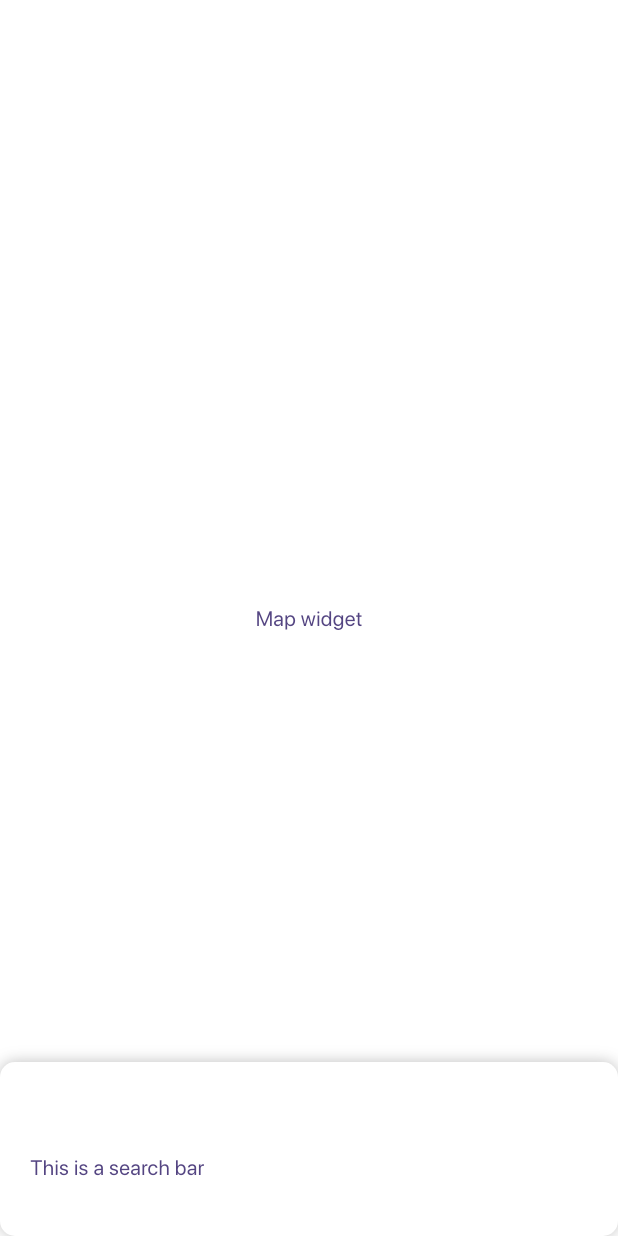
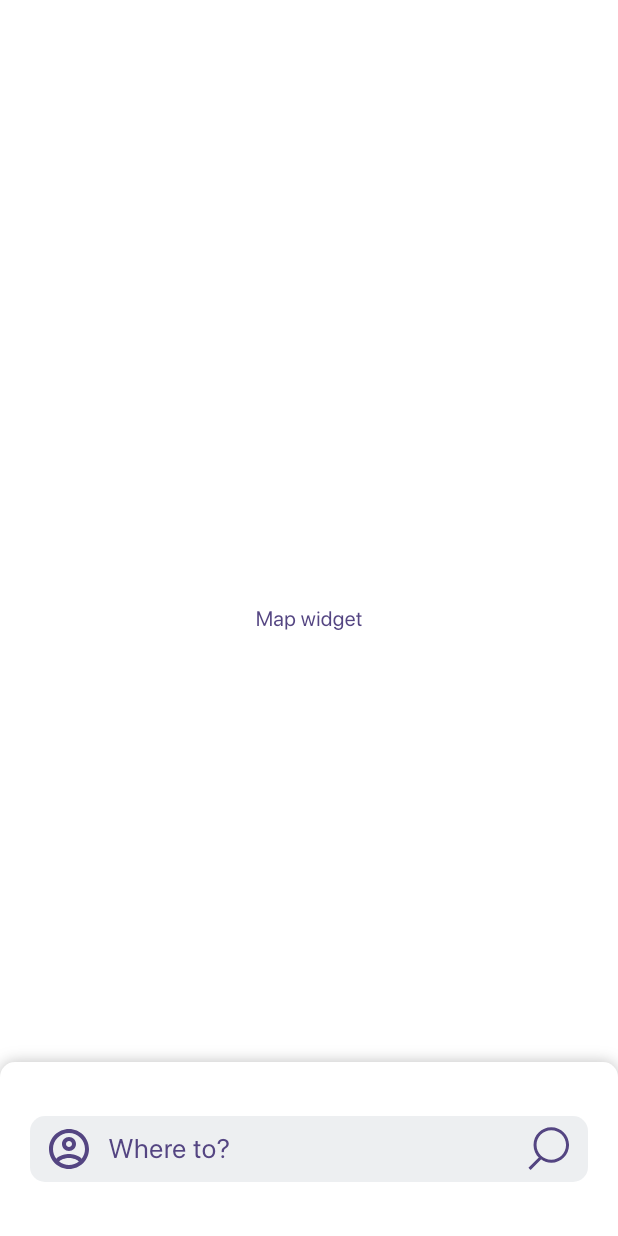
Before and after one commit to alexandruvasu69/pneu, a Flutter app: the screen it shows after launch, on a phone screen of 412 x 824 dp. Run offline on Flutter 3.47's test engine with Material 3 defaults, Android fonts, the phone set to English and light mode, and no system bars; drawn by our look-alikes of sliding_up_panel; our stand-ins replace flutter_svg; project files that could hold a hidden picture were left out.

Commit message:
[feat]: Created UI for search bar (#16)

```diff
--- a/lib/themes/app_text_styles.dart
+++ b/lib/core/themes/app_text_styles.dart
@@ -6,21 +6,25 @@ class AppTextStyles {
   static TextStyle bodySmall = TextStyle(
     color: AppColors.primaryColor,
     fontSize: 12,
+    height: 1,
   );
 
   static TextStyle bodyMedium = TextStyle(
     color: AppColors.secondaryAccent,
     fontSize: 14,
+    height: 1,
   );
 
   static TextStyle bodyLarge = TextStyle(
     color: AppColors.secondaryAccent,
     fontSize: 18,
+    height: 1,
   );
 
   static TextStyle titleLarge = TextStyle(
     color: AppColors.primaryColor,
     fontSize: 20,
     fontWeight: FontWeight.bold,
+    height: 1,
   );
 }
--- a/lib/features/map/presentation/screens/map_screen.dart
+++ b/lib/features/map/presentation/screens/map_screen.dart
@@ -1,4 +1,5 @@
 import 'package:flutter/material.dart';
+import 'package:pneu/features/map/presentation/widgets/footer.dart';
 import 'package:sliding_up_panel/sliding_up_panel.dart';
 
 class MapScreen extends StatelessWidget {
@@ -20,11 +21,7 @@ class MapScreen extends StatelessWidget {
         body: const Center(
           child: Text('Map widget'),
         ),
-        // TO-DO: Add container for search_bar widget
-        footer: const Padding(
-          padding: EdgeInsets.symmetric(horizontal: 20, vertical: 36),
-          child: Text('This is a search bar'),
-        ),
+        footer: const Footer(),
       ),
     );
   }
--- /dev/null
+++ b/lib/features/map/presentation/widgets/footer.dart
@@ -0,0 +1,21 @@
+import 'package:flutter/material.dart';
+import 'package:pneu/shared/widgets/custom_search_bar.dart';
+import 'package:pneu/core/themes/app_colors.dart';
+
+class Footer extends StatelessWidget {
+  const Footer({super.key});
+
+  @override
+  Widget build(BuildContext context) {
+    return Container(
+      width: MediaQuery.of(context).size.width,
+      height: 80,
+      padding: const EdgeInsets.only(left: 20, right: 20, bottom: 36),
+      decoration: ShapeDecoration(
+        shape: const RoundedRectangleBorder(borderRadius: BorderRadius.vertical(top: Radius.circular(10))),
+        color: AppColors.primaryColor,
+      ),
+      child: const CustomSearchBar(),
+    );
+  }
+}
--- a/lib/features/map/presentation/widgets/search_bar.dart
+++ /dev/null
@@ -1,10 +0,0 @@
-import 'package:flutter/material.dart';
-
-class MapScreen extends StatelessWidget {
-  const MapScreen({super.key});
-
-  @override
-  Widget build(BuildContext context) {
-    return Container();
-  }
-}
--- a/lib/main.dart
+++ b/lib/main.dart
@@ -1,6 +1,6 @@
 import 'package:flutter/material.dart';
 import 'package:pneu/features/map/presentation/screens/map_screen.dart';
-import 'package:pneu/themes/app_theme.dart';
+import 'package:pneu/core/themes/app_theme.dart';
 
 // TO-DO: add routing
 
--- a/lib/shared/styled_text.dart
+++ b/lib/shared/styled_text.dart
@@ -1,5 +1,5 @@
 import 'package:flutter/material.dart';
-import '../themes/app_text_styles.dart';
+import '../core/themes/app_text_styles.dart';
 
 class StyledTitle extends StatelessWidget {
   const StyledTitle(this.text, {super.key});
--- /dev/null
+++ b/lib/shared/svg_icon.dart
@@ -0,0 +1,26 @@
+import 'package:flutter/material.dart';
+import 'package:flutter_svg/svg.dart';
+
+class SvgIcon extends StatelessWidget {
+  const SvgIcon(this._asset, {super.key, this.onPressed = _defaultOnPressed});
+
+  final void Function() onPressed;
+  final String _asset;
+
+  static void _defaultOnPressed() {}
+
+  @override
+  Widget build(BuildContext context) {
+    return AspectRatio(
+      aspectRatio: 1,
+      child: SizedBox(
+        child: IconButton(
+          padding: EdgeInsets.zero,
+          onPressed: () {},
+          icon: SvgPicture.asset(_asset),
+          highlightColor: Colors.transparent,
+        ),
+      ),
+    );
+  }
+}
--- /dev/null
+++ b/lib/shared/widgets/custom_search_bar.dart
@@ -0,0 +1,19 @@
+import 'package:flutter/material.dart';
+import 'package:pneu/shared/svg_icon.dart';
+
+class CustomSearchBar extends StatelessWidget {
+  const CustomSearchBar({super.key});
+
+  @override
+  Widget build(BuildContext context) {
+    return const SearchBar(
+      padding: WidgetStatePropertyAll<EdgeInsetsGeometry?>(EdgeInsets.symmetric(vertical: 6, horizontal: 10)),
+      leading: SvgIcon('assets/icons/Account.svg'),
+      trailing: <Widget>[
+        SvgIcon('assets/icons/Search.svg'),
+      ],
+      hintText: 'Where to?',
+      overlayColor: WidgetStatePropertyAll<Color?>(Colors.transparent),
+    );
+  }
+}
```
Also changed, not shown: lib/core/themes/app_theme.dart (added, +35 -0 lines), lib/themes/app_theme.dart (deleted, +0 -23 lines), pubspec.yaml (+4 -3 lines), assets/icons/Account.svg (added), assets/icons/Search.svg (added), lib/core/themes/app_colors.dart (renamed from lib/themes/app_colors.dart), pubspec.lock.
